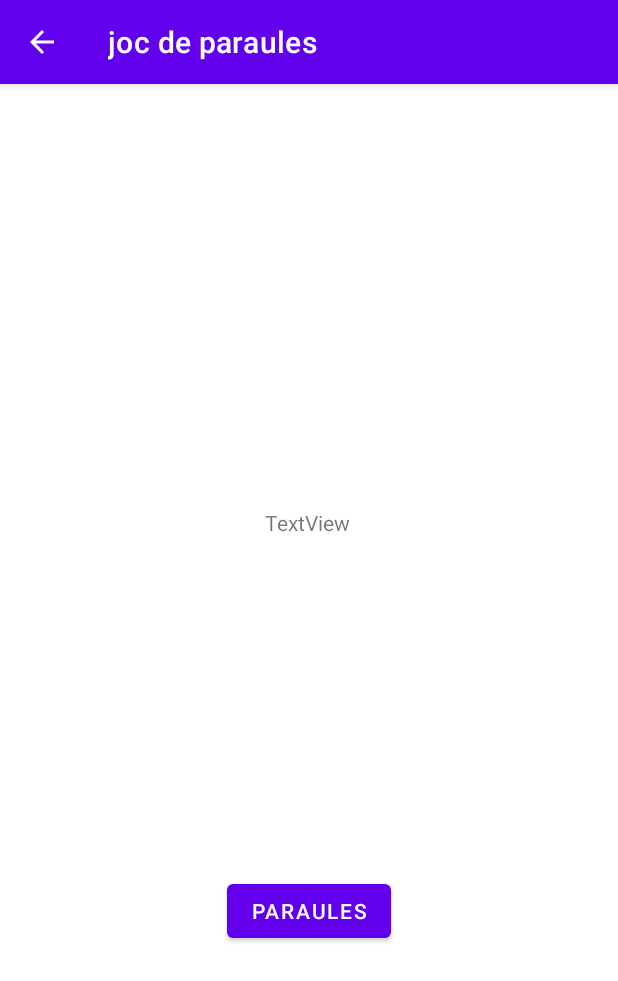
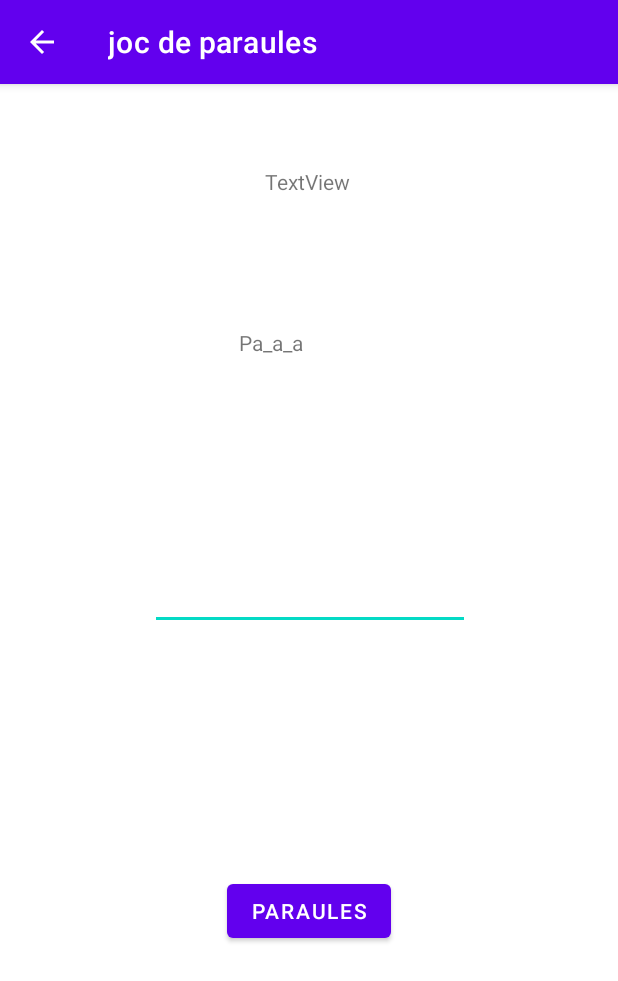
Before and after one commit to TCMAndroid2022/assigment2-Grup10, an Android app: the Game screen opened directly, with no data from a screen before it, on a phone screen of 412 x 824 dp. Shown: the top 981 px of the screen. Run offline under Robolectric (Android 15) with nearby library versions, the phone set to English and light mode, and no system bars; our stand-ins replace Volley; network calls fail.

Commit message:
commit 13

```diff
--- a/app/src/main/java/cat/tecnocampus/mobileapps/practica2/LluisBoschNadal/IvanCarolNavas/MaricelNavarroSagarra/Game.java
+++ b/app/src/main/java/cat/tecnocampus/mobileapps/practica2/LluisBoschNadal/IvanCarolNavas/MaricelNavarroSagarra/Game.java
@@ -6,6 +6,8 @@ import android.app.Activity;
 import android.net.ConnectivityManager;
 import android.net.NetworkInfo;
 import android.os.Bundle;
+import android.text.Editable;
+import android.text.TextWatcher;
 import android.util.Log;
 import android.view.View;
 import android.widget.TextView;
@@ -23,10 +25,62 @@ import org.json.JSONObject;
 
 public class Game extends AppCompatActivity {
     TextView textView;
+    TextView text_InputLetter;
+    TextView text_WordToGuess;
     String url = "https://palabras-aleatorias-public-api.herokuapp.com/random";
     RequestQueue queue;
+    String wordToGuess = "Patata";
     int partides;
     int puntuacio;
+    char[] wordDisplayedCharArray;
+    String wordDisplayedString;
+
+
+    void revealLetterInWord(char letter){
+        int indexOfLetter = wordToGuess.indexOf(letter);
+        // loop if index is positive or0
+        while(indexOfLetter >= 0){
+            wordDisplayedCharArray[indexOfLetter]=wordToGuess.charAt(indexOfLetter);
+            indexOfLetter=wordToGuess.indexOf(letter,indexOfLetter + 1);
+        }
+        // update the string as well
+        wordDisplayedString=String.valueOf(wordDisplayedCharArray);
+    }
+
+    void displayWordOnScreen() {
+        String formattedString="";
+        for(char character : wordDisplayedCharArray){
+            formattedString += character+ "";
+        }
+        text_WordToGuess.setText(formattedString);
+    }
+
+    void initializeGame(){
+        //1. WORD
+
+        // initialize char array
+        wordDisplayedCharArray = wordToGuess.toCharArray();
+
+        // add underscores
+        for(int i = 1; i < wordDisplayedCharArray.length - 1; i++){
+            wordDisplayedCharArray[i] = '_';
+        }
+
+        // reveal all occurrences of first character
+        revealLetterInWord(wordDisplayedCharArray[0]);
+        // reveal all occurrences of last character
+        revealLetterInWord(wordDisplayedCharArray[wordDisplayedCharArray.length - 1]);
+        // initializeastring from this char array(for search purposes)
+        wordDisplayedString = String.valueOf(wordDisplayedCharArray);
+        // display word
+        displayWordOnScreen();
+        //2.INPUT
+        // clear input field
+        text_InputLetter.setText("");
+    }
+
+
+
 
     @Override
     protected void onCreate(Bundle savedInstanceState) {
@@ -35,7 +89,37 @@ public class Game extends AppCompatActivity {
         getSupportActionBar().setDisplayHomeAsUpEnabled(true);
 
         textView = (TextView) findViewById(R.id.paraula);
+        text_InputLetter = (TextView) findViewById(R.id.inputLetter);
+        text_WordToGuess = (TextView) findViewById(R.id.wordToGuess);
+
         queue = Volley.newRequestQueue(getApplicationContext());
+
+        jsonWordObject();
+
+        /*while(wordToGuess == null){
+
+        }*/
+        initializeGame();
+        // setup the text changed listener for the edit text
+        text_InputLetter.addTextChangedListener(new TextWatcher() {
+            @Override
+            public void beforeTextChanged(CharSequence s, int start, int count, int after) {
+
+            }
+
+            @Override
+            public void onTextChanged(CharSequence s, int start, int before, int count) {
+
+            }
+
+            @Override
+            public void afterTextChanged(Editable s) {
+
+            }
+        });
+
+
+
     }
 
     @Override
@@ -47,7 +131,7 @@ public class Game extends AppCompatActivity {
     public void getWords(View view) {
         if(isConnected()) {
             Toast.makeText(this, "Connected", Toast.LENGTH_LONG).show();
-            jsonJokeObject(view);
+            //jsonWordObject(view);
         }
         else
             Toast.makeText(this,"NOT Connected", Toast.LENGTH_LONG).show();
@@ -59,12 +143,13 @@ public class Game extends AppCompatActivity {
         return networkInfo != null && networkInfo.isConnected();
     }
 
-    public void jsonJokeObject(View view) {
+    public void jsonWordObject() {
         JsonObjectRequest jsonObjectRequest = new JsonObjectRequest(Request.Method.GET, url, null, new Response.Listener<JSONObject>() {
             @Override
             public void onResponse(JSONObject response) {
                 try {
-                    textView.setText(response.getJSONObject("body").getString("Word"));
+                    wordToGuess = response.getJSONObject("body").getString("Word");
+                    textView.setText(wordToGuess);
                 } catch (JSONException e) {
                     e.printStackTrace();
                 }
@@ -77,4 +162,6 @@ public class Game extends AppCompatActivity {
         });
         queue.add(jsonObjectRequest);
     }
+
+
 }
--- a/app/src/main/res/layout/activity_game.xml
+++ b/app/src/main/res/layout/activity_game.xml
@@ -5,6 +5,19 @@
     android:layout_width="match_parent"
     android:layout_height="match_parent"
     tools:context=".Game">
+
+    <TextView
+        android:id="@+id/wordToGuess"
+        android:layout_width="wrap_content"
+        android:layout_height="wrap_content"
+        android:hint="Word to Guess"
+        android:text="WordToGuess"
+        app:layout_constraintBottom_toBottomOf="parent"
+        app:layout_constraintEnd_toEndOf="parent"
+        app:layout_constraintHorizontal_bias="0.498"
+        app:layout_constraintStart_toStartOf="parent"
+        app:layout_constraintTop_toTopOf="parent"
+        app:layout_constraintVertical_bias="0.217" />
 
     <TextView
         android:id="@+id/paraula"
@@ -16,7 +29,7 @@
         app:layout_constraintHorizontal_bias="0.498"
         app:layout_constraintStart_toStartOf="parent"
         app:layout_constraintTop_toTopOf="parent"
-        app:layout_constraintVertical_bias="0.378" />
+        app:layout_constraintVertical_bias="0.074" />
 
     <Button
         android:id="@+id/button2"
@@ -30,4 +43,16 @@
         app:layout_constraintTop_toTopOf="parent"
         app:layout_constraintVertical_bias="0.732" />
 
+    <EditText
+        android:id="@+id/inputLetter"
+        android:layout_width="wrap_content"
+        android:layout_height="wrap_content"
+        android:layout_marginStart="100dp"
+        android:ems="10"
+        android:inputType="textPersonName"
+        app:layout_constraintBottom_toBottomOf="parent"
+        app:layout_constraintStart_toStartOf="parent"
+        app:layout_constraintTop_toTopOf="parent"
+        app:layout_constraintVertical_bias="0.441" />
+
 </androidx.constraintlayout.widget.ConstraintLayout>
```
